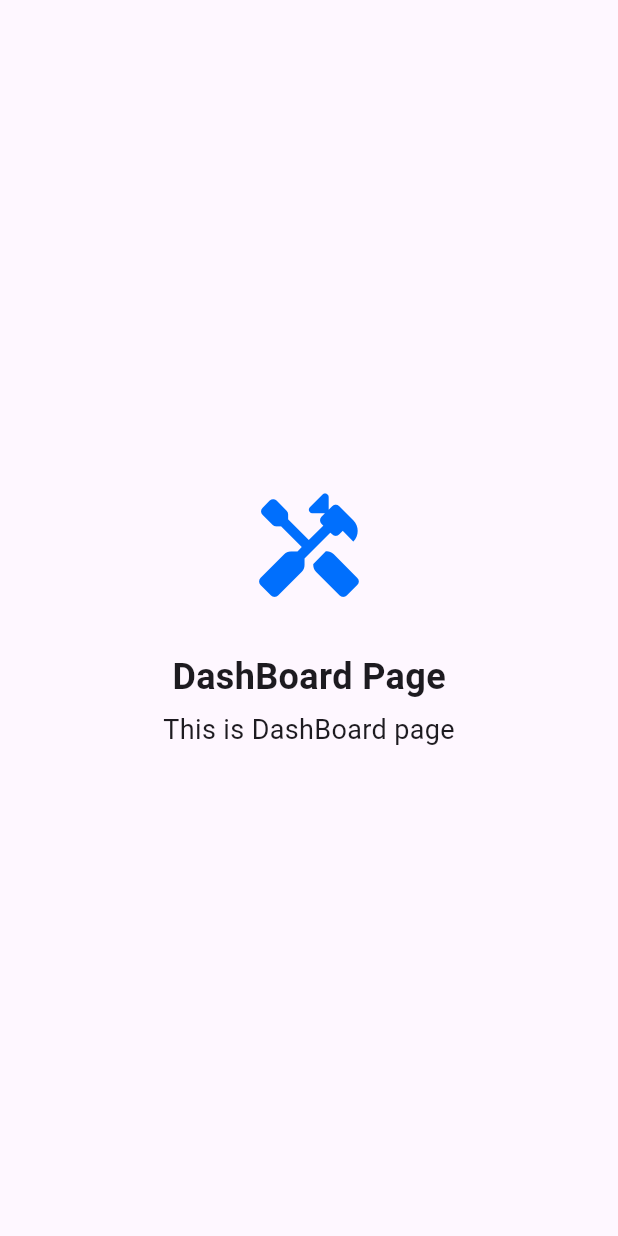
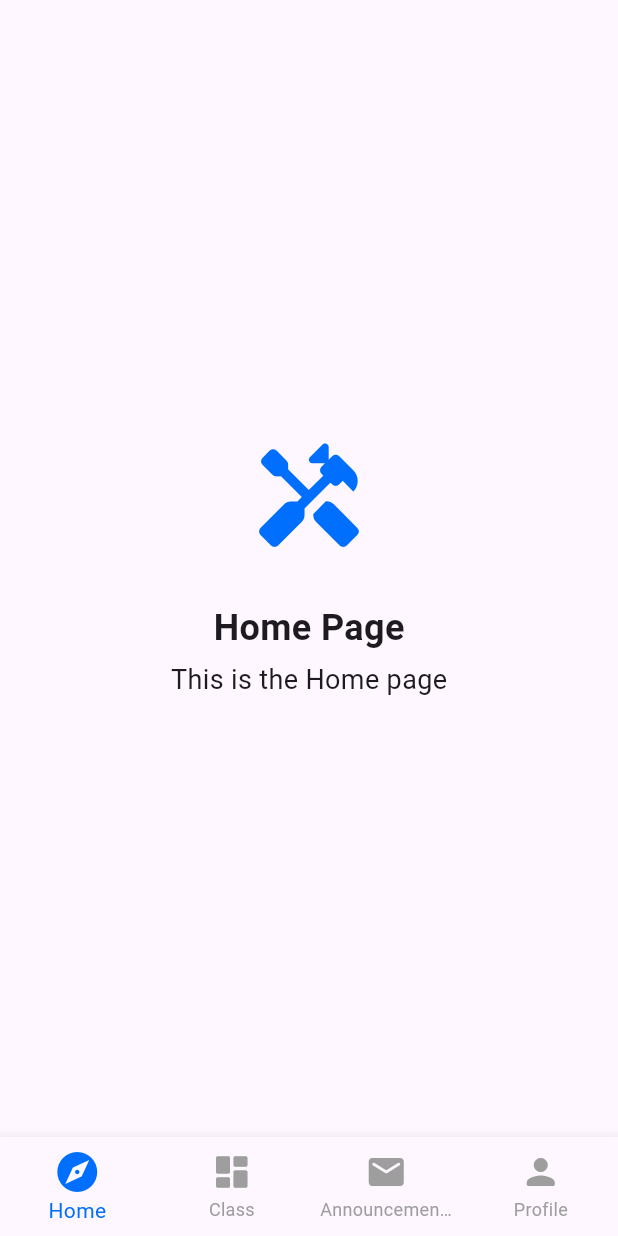
Before and after one commit to SmartEduCarelk/student_app, a Flutter app: the screen it shows after launch, on a phone screen of 412 x 824 dp. Run offline on Flutter 3.47's test engine with Material 3 defaults, Android fonts, the phone set to English and light mode, and no system bars.

Commit message:
bottom nav bar add with home, class, annou, profile pages

```diff
--- /dev/null
+++ b/lib/components/bottom_nav_bar.dart
@@ -0,0 +1,53 @@
+import 'package:flutter/material.dart';
+import '../views/home_page.dart';
+import '../views/classes_page.dart';
+import '../views/announcement_page.dart';
+import '../views/profile_page.dart';
+import '../utils/theme/themes.dart';
+
+class BottomNavBar extends StatefulWidget {
+  const BottomNavBar({super.key});
+
+  @override
+  State<BottomNavBar> createState() => _BottomNavBarState();
+}
+
+class _BottomNavBarState extends State<BottomNavBar> {
+  int _selectedIndex = 0;
+
+  // List of pages to navigate
+  final List<Widget> _pages = const [
+    HomePage(),
+    ClassesPage(),
+    AnnouncementPage(),
+    ProfilePage(),
+  ];
+
+  void _onItemTapped(int index) {
+    setState(() {
+      _selectedIndex = index;
+    });
+  }
+
+  @override
+  Widget build(BuildContext context) {
+    return Scaffold(
+      body: _pages[_selectedIndex],
+      bottomNavigationBar: BottomNavigationBar(
+        currentIndex: _selectedIndex,
+        onTap: _onItemTapped,
+        type: BottomNavigationBarType.fixed,
+        selectedItemColor: AppThemes.lightTheme.primaryColor,   // selected icon color
+        unselectedItemColor: Colors.grey,       // unselected icon color
+        selectedIconTheme: const IconThemeData(size: 32),   // increase size
+        unselectedIconTheme: const IconThemeData(size: 28), // slightly smaller
+        items: const [
+          BottomNavigationBarItem(icon: Icon(Icons.explore_rounded), label: "Home"),
+          BottomNavigationBarItem(icon: Icon(Icons.dashboard_rounded), label: "Class"),
+          BottomNavigationBarItem(icon: Icon(Icons.email_rounded), label: "AnnouncementPage"),
+          BottomNavigationBarItem(icon: Icon(Icons.person_rounded), label: "Profile"),
+        ],
+      ),
+    );
+  }
+}
--- a/lib/main.dart
+++ b/lib/main.dart
@@ -1,6 +1,5 @@
 import 'package:flutter/material.dart';
-import './views/startup.dart';
-import './views/dashboard.dart';
+import './components/bottom_nav_bar.dart';
 
 void main() {
   runApp(const MyApp());
@@ -13,7 +12,7 @@ class MyApp extends StatelessWidget {
   Widget build(BuildContext context) {
     return MaterialApp(
       debugShowCheckedModeBanner: false,
-      home: Dashboard(),
+      home: BottomNavBar(),
     );
   }
 }
--- a/lib/views/dashboard.dart
+++ b/lib/views/announcement_page.dart
@@ -1,7 +1,5 @@
 import 'package:flutter/material.dart';
 import '../utils/theme/themes.dart';
-
-
 
 class MyApp extends StatelessWidget {
   const MyApp({super.key});
@@ -10,13 +8,13 @@ class MyApp extends StatelessWidget {
   Widget build(BuildContext context) {
     return MaterialApp(
       theme: AppThemes.lightTheme,
-      home: const Dashboard(),
+      home: const AnnouncementPage(),
     );
   }
 }
 
-class Dashboard extends StatelessWidget{
-  const Dashboard({super.key});
+class AnnouncementPage extends StatelessWidget{
+  const AnnouncementPage({super.key});
 
   @override
   Widget build(BuildContext context) {
@@ -37,7 +35,7 @@ class Dashboard extends StatelessWidget{
 
             // title
             Text(
-              "DashBoard Page",
+              "Announcement Page",
               style: TextStyle(
                 fontWeight: FontWeight.bold,
                 fontSize: 24,
@@ -48,7 +46,7 @@ class Dashboard extends StatelessWidget{
 
             // subtitle
             Text(
-              "This is DashBoard page",
+              "This is the Announcement page",
               style: TextStyle(
                 fontWeight: FontWeight.normal,
                 fontSize: 18,
--- /dev/null
+++ b/lib/views/home_page.dart
@@ -0,0 +1,62 @@
+import 'package:flutter/material.dart';
+import '../utils/theme/themes.dart';
+
+
+
+class MyApp extends StatelessWidget {
+  const MyApp({super.key});
+
+  @override
+  Widget build(BuildContext context) {
+    return MaterialApp(
+      theme: AppThemes.lightTheme,
+      home: const HomePage(),
+    );
+  }
+}
+
+class HomePage extends StatelessWidget{
+  const HomePage({super.key});
+
+  @override
+  Widget build(BuildContext context) {
+    return Scaffold(
+      backgroundColor: Theme.of(context).colorScheme.surface,
+      body: Center(
+        child: Column(
+          mainAxisAlignment: MainAxisAlignment.center,
+          children: [
+            // logo
+            Icon(
+              Icons.handyman_rounded,
+              size: 80,
+              color: AppThemes.lightTheme.primaryColor,
+            ),
+
+            const SizedBox(height: 30),
+
+            // title
+            Text(
+              "Home Page",
+              style: TextStyle(
+                fontWeight: FontWeight.bold,
+                fontSize: 24,
+              ),
+            ),
+
+            const SizedBox(height: 5),
+
+            // subtitle
+            Text(
+              "This is the Home page",
+              style: TextStyle(
+                fontWeight: FontWeight.normal,
+                fontSize: 18,
+              ),
+            ),
+          ],
+        ),
+      )
+    );
+  }
+}
```
Also changed, not shown: lib/views/classes_page.dart (added, +62 -0 lines), lib/views/profile_page.dart (added, +62 -0 lines), 1 other file.
